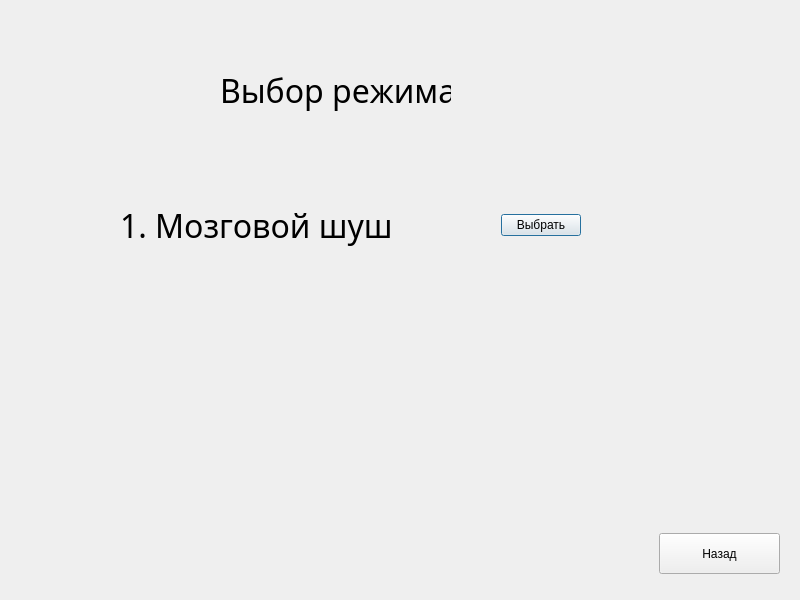
Old version of the form Client/jeducation-v0.1/choosemode.ui in the repository Avedik/Desktop-application-IEducation.
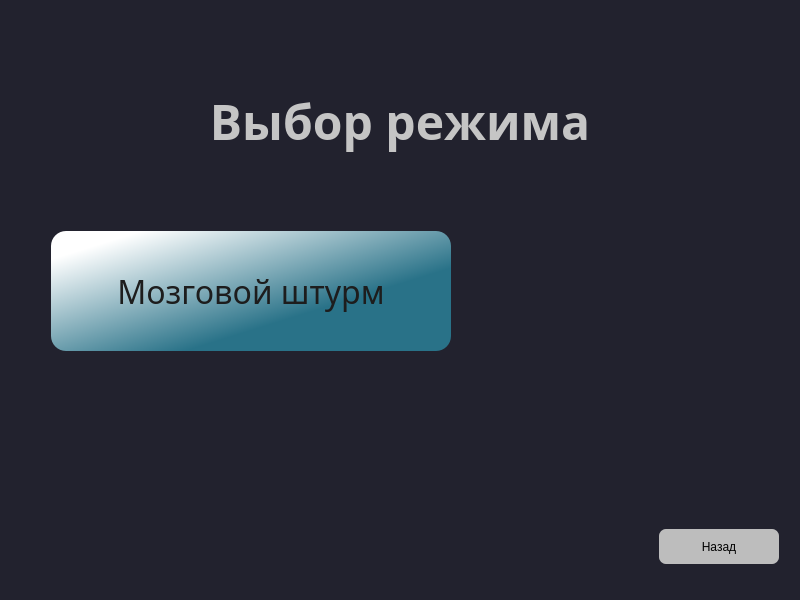
New version of the form.

Diff of the .ui file:
```diff
--- a/Client/jeducation-v0.1/choosemode.ui
+++ b/Client/jeducation-v0.1/choosemode.ui
@@ -10,62 +10,85 @@
     <height>600</height>
    </rect>
   </property>
+  <property name="minimumSize">
+   <size>
+    <width>650</width>
+    <height>500</height>
+   </size>
+  </property>
   <property name="windowTitle">
    <string>Dialog</string>
   </property>
-  <widget class="QWidget" name="verticalLayoutWidget">
-   <property name="geometry">
-    <rect>
-     <x>220</x>
-     <y>50</y>
-     <width>231</width>
-     <height>81</height>
-    </rect>
+  <property name="styleSheet">
+   <string notr="true">background-color:#22222E;
+</string>
    </property>
    <layout class="QVBoxLayout" name="verticalLayout">
+   <property name="spacing">
+    <number>40</number>
+   </property>
+   <item>
+    <spacer name="verticalSpacer_2">
+     <property name="orientation">
+      <enum>Qt::Vertical</enum>
+     </property>
+     <property name="sizeType">
+      <enum>QSizePolicy::Minimum</enum>
+     </property>
+     <property name="sizeHint" stdset="0">
+      <size>
+       <width>20</width>
+       <height>40</height>
+      </size>
+     </property>
+    </spacer>
+   </item>
+   <item>
+    <layout class="QHBoxLayout" name="horizontalLayout_3">
     <item>
      <widget class="QLabel" name="label">
+       <property name="minimumSize">
+        <size>
+         <width>0</width>
+         <height>140</height>
+        </size>
+       </property>
       <property name="font">
        <font>
-        <family>Bahnschrift</family>
-        <pointsize>24</pointsize>
-       </font>
-      </property>
+         <family>Bahnschrift SemiBold</family>
+         <pointsize>36</pointsize>
+         <bold>true</bold>
+        </font>
+       </property>
+       <property name="styleSheet">
+        <string notr="true">color: rgb(197, 197, 197);</string>
+       </property>
       <property name="text">
        <string>Выбор режима</string>
       </property>
-     </widget>
-    </item>
-   </layout>
-  </widget>
-  <widget class="QWidget" name="horizontalLayoutWidget">
-   <property name="geometry">
-    <rect>
-     <x>120</x>
-     <y>160</y>
-     <width>461</width>
-     <height>131</height>
-    </rect>
-   </property>
+       <property name="alignment">
+        <set>Qt::AlignCenter</set>
+       </property>
+      </widget>
+     </item>
+    </layout>
+   </item>
+   <item>
    <layout class="QHBoxLayout" name="horizontalLayout_2">
-    <item>
-     <widget class="QLabel" name="label_2">
-      <property name="font">
-       <font>
-        <family>Bahnschrift Condensed</family>
-        <pointsize>24</pointsize>
-       </font>
-      </property>
-      <property name="text">
-       <string>1. Мозговой шуш</string>
-      </property>
-     </widget>
-    </item>
+     <property name="topMargin">
+      <number>0</number>
+     </property>
+     <property name="bottomMargin">
+      <number>0</number>
+     </property>
     <item>
-     <spacer name="horizontalSpacer">
+      <spacer name="horizontalSpacer_2">
       <property name="orientation">
        <enum>Qt::Horizontal</enum>
       </property>
+       <property name="sizeType">
+        <enum>QSizePolicy::Fixed</enum>
+       </property>
       <property name="sizeHint" stdset="0">
        <size>
         <width>40</width>
@@ -76,35 +99,122 @@
     </item>
     <item>
      <widget class="QPushButton" name="pushButton">
+       <property name="minimumSize">
+        <size>
+         <width>400</width>
+         <height>120</height>
+        </size>
+       </property>
+       <property name="font">
+        <font>
+         <family>Bahnschrift</family>
+         <pointsize>24</pointsize>
+        </font>
+       </property>
+       <property name="styleSheet">
+        <string notr="true">background-color: qlineargradient(spread:pad, x1:0.652, y1:0.67, x2:0.096, y2:0.136227, stop:0 rgba(41, 114, 136, 255), stop:1 rgba(255, 255, 255, 255));
+color: rgb(29, 29, 29);
+border:20px;
+border-radius:15;</string>
+       </property>
+       <property name="text">
+        <string>Мозговой штурм</string>
+       </property>
+      </widget>
+     </item>
+     <item>
+      <spacer name="horizontalSpacer_3">
+       <property name="orientation">
+        <enum>Qt::Horizontal</enum>
+       </property>
+       <property name="sizeHint" stdset="0">
+        <size>
+         <width>40</width>
+         <height>20</height>
+        </size>
+       </property>
+      </spacer>
+     </item>
+    </layout>
+   </item>
+   <item>
+    <spacer name="verticalSpacer">
+     <property name="orientation">
+      <enum>Qt::Vertical</enum>
+     </property>
+     <property name="sizeHint" stdset="0">
+      <size>
+       <width>20</width>
+       <height>40</height>
+      </size>
+     </property>
+    </spacer>
+   </item>
+   <item>
+    <layout class="QHBoxLayout" name="horizontalLayout">
+     <property name="spacing">
+      <number>10</number>
+     </property>
+     <property name="bottomMargin">
+      <number>25</number>
+     </property>
+     <item>
+      <spacer name="horizontalSpacer">
+       <property name="orientation">
+        <enum>Qt::Horizontal</enum>
+       </property>
+       <property name="sizeHint" stdset="0">
+        <size>
+         <width>40</width>
+         <height>20</height>
+        </size>
+       </property>
+      </spacer>
+     </item>
+     <item>
+      <widget class="QPushButton" name="pushButton_2">
       <property name="sizePolicy">
        <sizepolicy hsizetype="Fixed" vsizetype="Fixed">
         <horstretch>0</horstretch>
         <verstretch>0</verstretch>
        </sizepolicy>
       </property>
-      <property name="cursor">
-       <cursorShape>OpenHandCursor</cursorShape>
-      </property>
-      <property name="text">
-       <string>Выбрать</string>
-      </property>
-     </widget>
-    </item>
-   </layout>
-  </widget>
-  <widget class="QPushButton" name="pushButton_2">
-   <property name="geometry">
-    <rect>
-     <x>659</x>
-     <y>533</y>
-     <width>121</width>
-     <height>41</height>
-    </rect>
+       <property name="minimumSize">
+        <size>
+         <width>120</width>
+         <height>35</height>
+        </size>
+       </property>
+       <property name="styleSheet">
+        <string notr="true">background-color: rgb(189, 189, 189);
+color: rgb(0, 0, 0);
+border:2px;
+border-radius:7;</string>
    </property>
    <property name="text">
     <string>Назад</string>
    </property>
   </widget>
+     </item>
+     <item>
+      <spacer name="horizontalSpacer_4">
+       <property name="orientation">
+        <enum>Qt::Horizontal</enum>
+       </property>
+       <property name="sizeType">
+        <enum>QSizePolicy::Minimum</enum>
+       </property>
+       <property name="sizeHint" stdset="0">
+        <size>
+         <width>10</width>
+         <height>20</height>
+        </size>
+       </property>
+      </spacer>
+     </item>
+    </layout>
+   </item>
+  </layout>
  </widget>
  <resources/>
  <connections>
```
Lines whose indentation alone changed are shown as unchanged.
